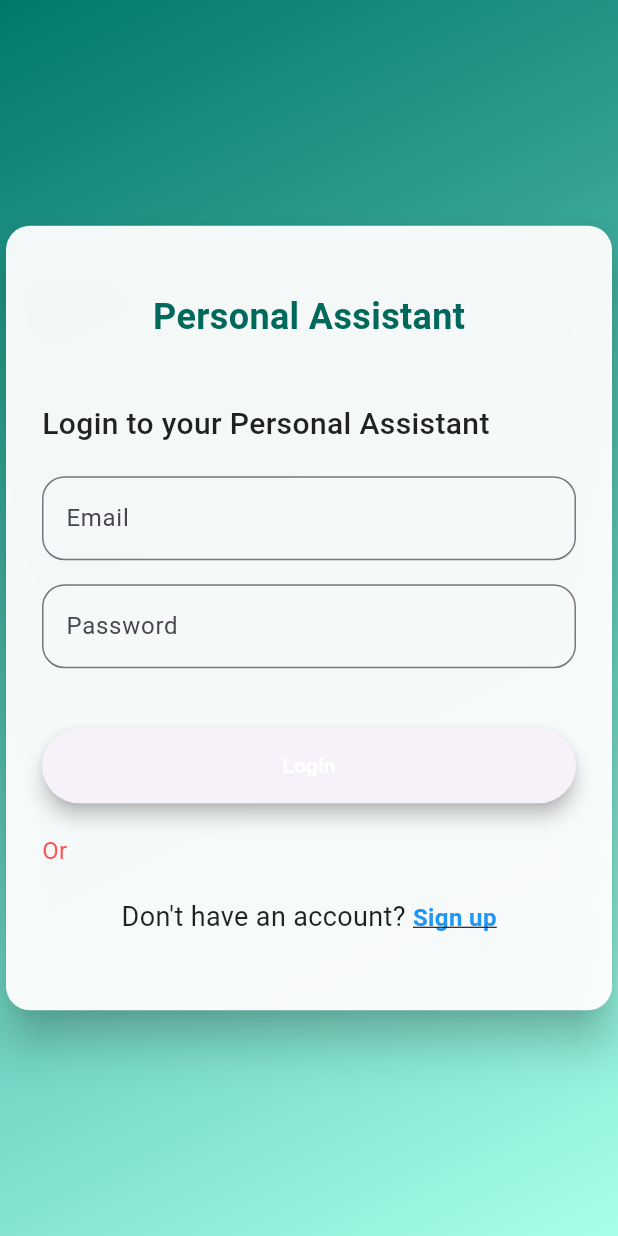
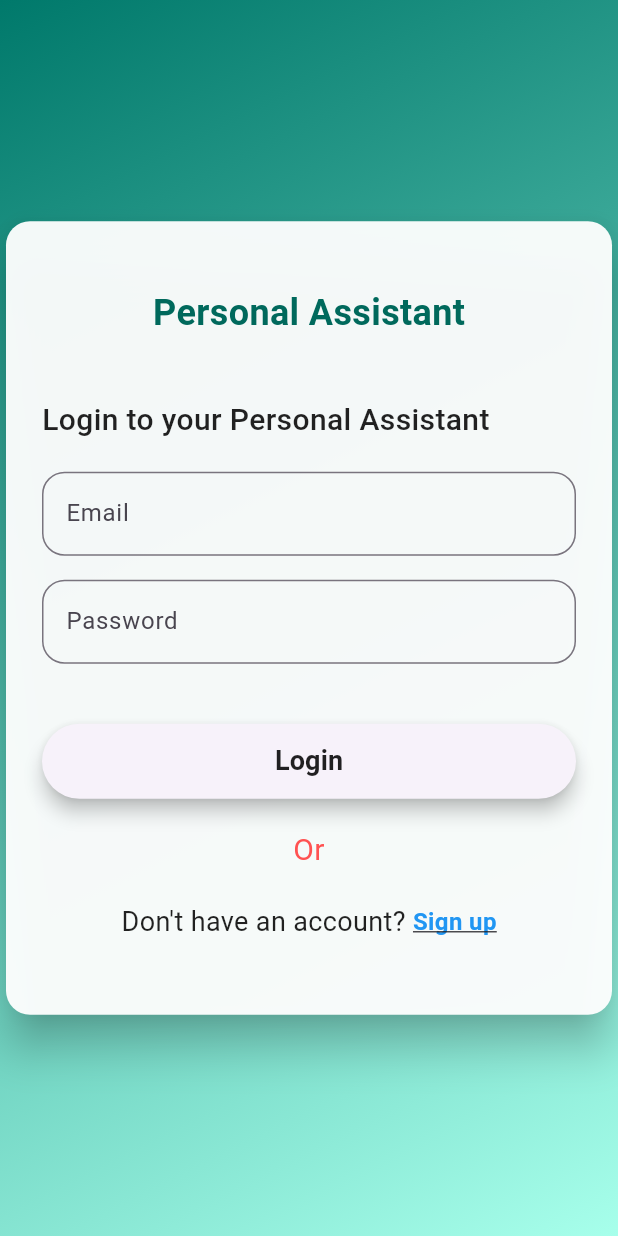
Before and after one commit to DuminduMalinga/first_project, a Flutter app: the screen it shows after launch, on a phone screen of 412 x 824 dp. Run offline on Flutter 3.47's test engine with Material 3 defaults, Android fonts, the phone set to English and light mode, and no system bars; our stand-ins replace firebase_core; accounts and stored records are empty.

Commit message:
Update Login_screen.dart
updating the login button appearance and fix the late initialization error

```diff
--- a/lib/screens/Login_screen.dart
+++ b/lib/screens/Login_screen.dart
@@ -14,8 +14,8 @@ class _LoginScreenState extends State<LoginScreen>
   final emailController = TextEditingController();
   final passwordController = TextEditingController();
 
-  late AnimationController _controller;
-  late Animation<double> _fadeanimation;
+  late final AnimationController _controller;
+  late final Animation<double> _fadeanimation;
 
   @override
   void initState() {
@@ -131,16 +131,17 @@ class _LoginScreenState extends State<LoginScreen>
                         child: Text(
                           'Login',
                           style: TextStyle(
-                            // fontSize: 16,
+                            fontSize: 18,
                             fontWeight: FontWeight.bold,
-                            color: Colors.white,
+                            color: Colors.black87,
                           ),
                         ),
                       ),
                       SizedBox(height: 20),
                       Text(
                         "Or",
-                        style: TextStyle(fontSize: 16, color: Colors.redAccent),
+                        style: TextStyle(fontSize: 20, color: Colors.redAccent),
+                        textAlign: TextAlign.center,
                       ),
 
                       SizedBox(height: 20),
```
